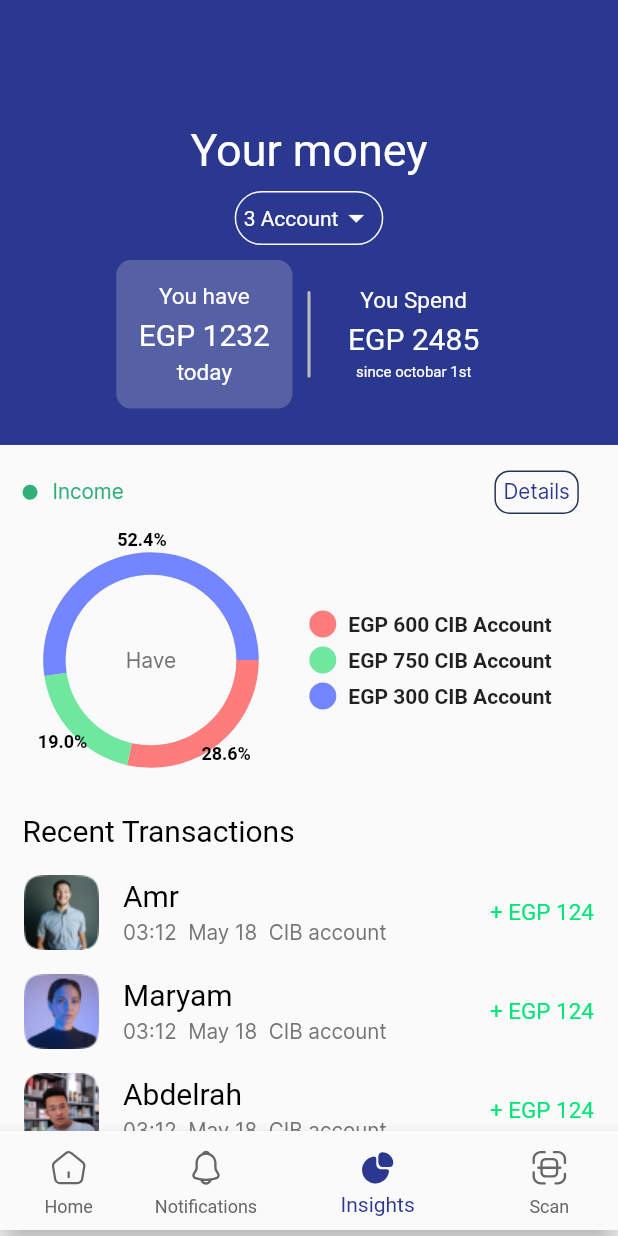
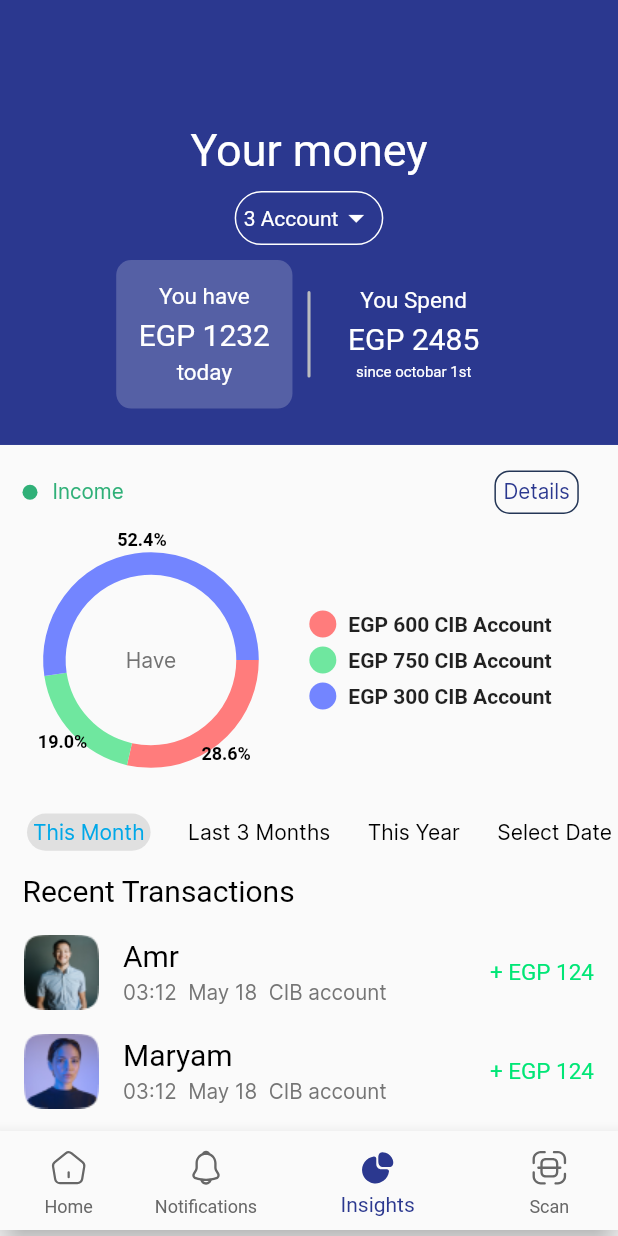
Before and after one commit to Gamer477/Nakdi-Pay-User, a Flutter app: the screen it shows after launch, item 3 of the bottom bar chosen, on a phone screen of 412 x 824 dp. Run offline on Flutter 3.47's test engine with Material 2 defaults, Android fonts, the phone set to English and light mode, and no system bars; drawn by our look-alikes of pie_chart; our stand-ins replace fl_chart, flutter_svg, pull_to_refresh, sizer; missing offline and left inert: qr_code_scanner; statements that could not run were skipped.

Commit message:
adding new linew

```diff
--- a/lib/view/screens/home/homepage.dart
+++ b/lib/view/screens/home/homepage.dart
@@ -1,6 +1,7 @@
 import 'package:flutter/material.dart';
 import 'package:flutter_svg/flutter_svg.dart';
 import 'package:nakdi_pay_user/utils/app_images.dart';
+import 'package:nakdi_pay_user/view/screens/scan/qr_screen.dart';
 import 'package:sizer/sizer.dart';
 import 'package:pull_to_refresh/pull_to_refresh.dart';
 import '../../../utils/app_colors.dart';
@@ -59,6 +60,8 @@ class _HomePageState extends State<HomePage> {
     _refreshController.loadComplete();
   }
 
+  double heigttest = 2.h;
+
   @override
   Widget build(BuildContext context) {
     return Scaffold(
@@ -94,9 +97,24 @@ class _HomePageState extends State<HomePage> {
                       SizedBox(
                         height: 2.0.h,
                       ),
-                      Content(
-                        title: "People",
-                        data: datam,
+                      GestureDetector(
+                        onVerticalDragDown: (details) {
+                          // Navigator.push(
+                          //   context,
+                          //   MaterialPageRoute(
+                          //     builder: (_) => QRViewExample(),
+                          //   ),
+                          // );
+                          // for (int i = 0; i < 50; i++) {
+                          //   setState(() {
+                          //     heigttest += 10;
+                          //   });
+                          // }
+                        },
+                        child: Content(
+                          title: "People",
+                          data: datam,
+                        ),
                       ),
                       Content(
                         title: "Bussines & Bills",
@@ -156,9 +174,9 @@ class _HomePageState extends State<HomePage> {
           ),
           Positioned(
             bottom: 1.h,
-            left: 33.w,
+            left: 35.w,
             child: Container(
-              width: 35.w,
+              width: 34.w,
               padding: const EdgeInsets.all(10),
               decoration: BoxDecoration(
                 gradient: const LinearGradient(
--- a/lib/view/screens/home_screen.dart
+++ b/lib/view/screens/home_screen.dart
@@ -63,45 +63,29 @@ class _HomeScreenState extends State<HomeScreen> {
           selectedItemColor: AppColors.primaryColor,
 
           items: [
-            BottomNavigationBarItem(
-              activeIcon: SvgPicture.asset(
-                AppImages.activeHomeBottomIcon,
-              ),
-              icon: SvgPicture.asset(
-                AppImages.homeBottomIcon,
-              ),
-              label: 'Home',
-            ),
-            BottomNavigationBarItem(
-              activeIcon: SvgPicture.asset(
-                AppImages.activeNotificationsBottomIcon,
-              ),
-              icon: SvgPicture.asset(
-                AppImages.notificationsBottomIcon,
-              ),
-              label: 'Notifications',
-            ),
-            BottomNavigationBarItem(
-              activeIcon: SvgPicture.asset(
-                AppImages.activeInsightsBottomIcon,
-              ),
-              icon: SvgPicture.asset(
-                AppImages.insightsBottomIcon,
-              ),
-              label: 'Insights',
-            ),
-            BottomNavigationBarItem(
-              activeIcon: SvgPicture.asset(
-                AppImages.activeScanBottomIcon,
-              ),
-              icon: SvgPicture.asset(
-                AppImages.scanBottomIcon,
-              ),
-              label: 'Scan',
-            ),
+            showBottomNavBar(AppImages.activeHomeBottomIcon,
+                AppImages.homeBottomIcon, 'Home'),
+            showBottomNavBar(AppImages.activeNotificationsBottomIcon,
+                AppImages.notificationsBottomIcon, 'Notifications'),
+            showBottomNavBar(AppImages.activeInsightsBottomIcon,
+                AppImages.insightsBottomIcon, 'Insights'),
+            showBottomNavBar(AppImages.activeScanBottomIcon,
+                AppImages.scanBottomIcon, 'Scan'),
           ],
         ),
       ),
     );
   }
+
+  showBottomNavBar(String activeIcon, String unActiveIcon, String labelText) {
+    return BottomNavigationBarItem(
+      activeIcon: SvgPicture.asset(
+        activeIcon,
+      ),
+      icon: SvgPicture.asset(
+        unActiveIcon,
+      ),
+      label: labelText,
+    );
+  }
 }
--- a/lib/view/screens/insights/insights.dart
+++ b/lib/view/screens/insights/insights.dart
@@ -347,6 +347,63 @@ class _InsightsState extends State<Insights> {
         const SizedBox(
           height: 15.0,
         ),
+        Padding(
+          padding: const EdgeInsets.only(left: 18.0),
+          child: Row(
+            children: [
+              Container(
+                width: 20.w,
+                height: 3.h,
+                decoration: BoxDecoration(
+                  borderRadius: BorderRadius.circular(20),
+                  color: Colors.grey[300],
+                ),
+                child: Center(
+                  child: Text(
+                    "This Month",
+                    style: TextStyle(
+                      fontFamily: "Inter-Regular",
+                      color: Color(0xff00A8E8),
+                    ),
+                  ),
+                ),
+              ),
+              Padding(
+                padding: const EdgeInsets.only(left: 25.0),
+                child: Text(
+                  "Last 3 Months",
+                  style: TextStyle(
+                    fontFamily: "Inter-Regular",
+                    color: AppColors.blackColor,
+                  ),
+                ),
+              ),
+              Padding(
+                padding: const EdgeInsets.only(left: 25.0),
+                child: Text(
+                  "This Year",
+                  style: TextStyle(
+                    fontFamily: "Inter-Regular",
+                    color: AppColors.blackColor,
+                  ),
+                ),
+              ),
+              Padding(
+                padding: const EdgeInsets.only(left: 25.0),
+                child: Text(
+                  "Select Date",
+                  style: TextStyle(
+                    fontFamily: "Inter-Regular",
+                    color: AppColors.blackColor,
+                  ),
+                ),
+              ),
+            ],
+          ),
+        ),
+        const SizedBox(
+          height: 15.0,
+        ),
         const Padding(
           padding: EdgeInsets.only(left: 15.0),
           child: Text(
```
Also changed, not shown: 1 other file.
